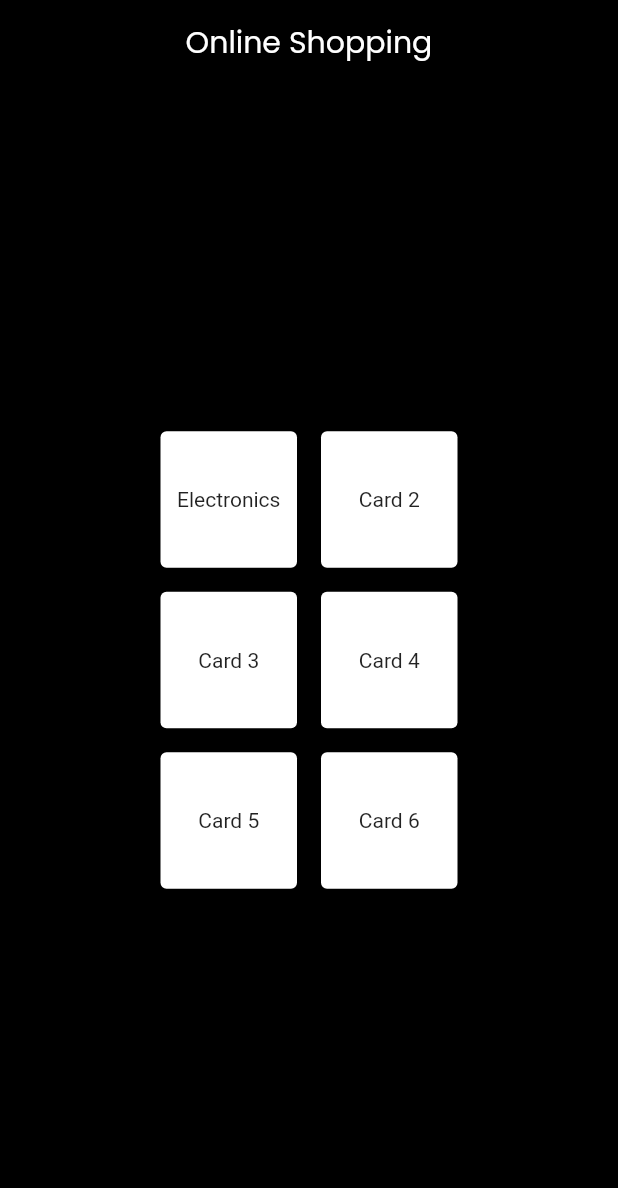
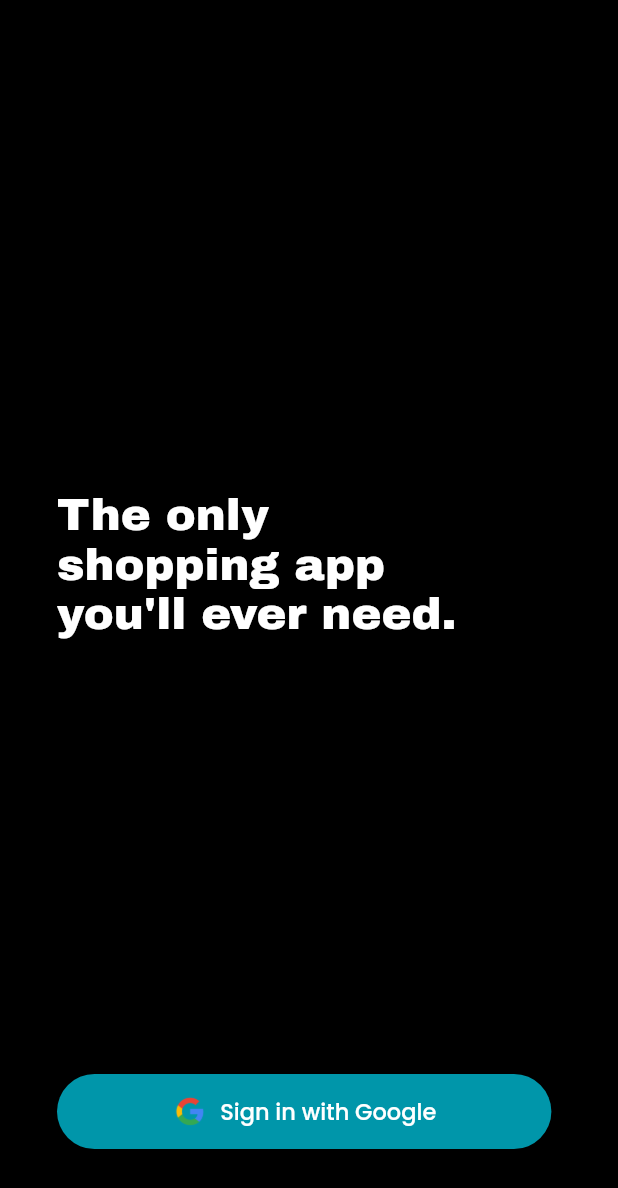
Before and after one commit to kirmada150905/architecture_avikshit, a Flutter app: the screen it shows after launch, on a phone screen of 412 x 824 dp. Shown: the top 1188 px of the screen. Run offline on Flutter 3.47's test engine with Material 2 defaults, Android fonts, the light colour scheme and no system bars; our stand-ins replace device_preview, flutter_riverpod, fluttertoast, freezed_annotation, go_router, google_fonts and 2 more; generated files the repository leaves out were written again.

Commit message:
login screen added

```diff
--- a/lib/constants/assets.dart
+++ b/lib/constants/assets.dart
@@ -1,6 +1,3 @@
-class PngAssets{
-  static const notif = 'assets/png/navbar/notif.png';
-  static const user = 'assets/png/navbar/user.png';
-  static const backButton = 'assets/png/notifications/back.png';
-  static const nextButton = 'assets/png/notifications/next.png';
+class PngAssets {
+  static const googleButton = 'assets/google.png';
 }
--- a/lib/home_screen/presentation/homepage/home_screen.dart
+++ b/lib/home_screen/presentation/homepage/home_screen.dart
@@ -31,7 +31,7 @@ class HomeScreen extends StatelessWidget {
           widthFactor: 0.5, // Adjust this value to control the card width
           child: GridView.builder(
             shrinkWrap: true,
-            gridDelegate: SliverGridDelegateWithFixedCrossAxisCount(
+            gridDelegate: const SliverGridDelegateWithFixedCrossAxisCount(
               crossAxisCount: 2,
               crossAxisSpacing: 8.0,
               mainAxisSpacing: 8.0,
@@ -40,7 +40,7 @@ class HomeScreen extends StatelessWidget {
             itemBuilder: (context, index) {
               final card = cardData[index];
               return GestureDetector(
-                onTap: () => context.go("/listScreen"),
+                onTap: () => context.go("/home/listScreen"),
                 child: Card(
                   child: Center(
                     child: Text(card),
--- /dev/null
+++ b/lib/login screen/loginscreen.dart
@@ -0,0 +1,74 @@
+import 'package:architecture_avikshit/constants/colors.dart';
+import 'package:architecture_avikshit/constants/textstyles.dart';
+import 'package:flutter/cupertino.dart';
+import 'package:flutter/material.dart';
+import 'package:go_router/go_router.dart';
+import 'package:google_fonts/google_fonts.dart';
+
+import '../constants/assets.dart';
+
+class LoginScreen extends StatelessWidget {
+  @override
+  Widget build(BuildContext context) {
+    return Scaffold(
+      backgroundColor: BrandColor.blackColor,
+      body: Center(
+        child: Padding(
+          padding: const EdgeInsets.all(38.0),
+          child: Column(
+            mainAxisAlignment: MainAxisAlignment.center,
+            crossAxisAlignment: CrossAxisAlignment.start,
+            children: [
+              Expanded(child: Container()),
+              Text("The only\nshopping app\nyou'll ever need. ",
+                  //style: w800.size36.colorWhite,
+                  style: GoogleFonts.archivoBlack(
+                      color: Colors.white,
+                      fontSize: 30,
+                      fontWeight: FontWeight.w500)),
+
+              //SizedBox(height: 16),
+              Expanded(child: Container()),
+              SizedBox(
+                width: MediaQuery.of(context).size.width *
+                    0.8, // 80% of screen width
+                child: GestureDetector(
+                  onTap: () {
+                    context.go("/home");
+                  },
+                  child: Container(
+                    height: 50.0,
+                    width: 200.0,
+                    decoration: BoxDecoration(
+                      borderRadius: BorderRadius.circular(25.0),
+                      color: Colors.cyan
+                          .withOpacity(0.8), // Customize the button color here
+                    ),
+                    child: Row(
+                      mainAxisAlignment: MainAxisAlignment.center,
+                      children: [
+                        Image.asset(
+                          PngAssets
+                              .googleButton, // Replace this with your Google logo image
+                          height: 24.0,
+                        ),
+                        SizedBox(width: 8.0),
+                        Text(
+                          'Sign in with Google',
+                          style: w500.size15.colorWhite,
+                        ),
+                      ],
+                    ),
+                  ),
+                ),
+              ),
+              SizedBox(
+                height: 20,
+              )
+            ],
+          ),
+        ),
+      ),
+    );
+  }
+}
--- a/lib/routing/app_router.dart
+++ b/lib/routing/app_router.dart
@@ -2,11 +2,16 @@ import 'package:go_router/go_router.dart';
 
 import '../home_screen/presentation/homepage/home_screen.dart';
 import '../home_screen/presentation/homepage/list_screen.dart';
+import '../login screen/loginscreen.dart';
 
 final GoRouter router = GoRouter(
   routes: [
     GoRoute(
       path: "/",
+      builder: (context, state) => LoginScreen(),
+    ),
+    GoRoute(
+      path: "/home",
       builder: (context, state) => HomeScreen(),
       routes: [
         GoRoute(
@@ -14,6 +19,6 @@ final GoRouter router = GoRouter(
           builder: (context, state) => ListScreen(),
         ),
       ],
-    ),
+    )
   ],
 );
--- a/pubspec.yaml
+++ b/pubspec.yaml
@@ -74,9 +74,9 @@ flutter:
   uses-material-design: true
 
   # To add assets to your application, add an assets section, like this:
-  # assets:
-  #   - images/a_dot_burr.jpeg
-  #   - images/a_dot_ham.jpeg
+  assets:
+    - assets/google.png
+
 
   # An image asset can refer to one or more resolution-specific "variants", see
   # https://flutter.dev/assets-and-images/#resolution-aware
```
Also changed, not shown: assets/google.png (added).
